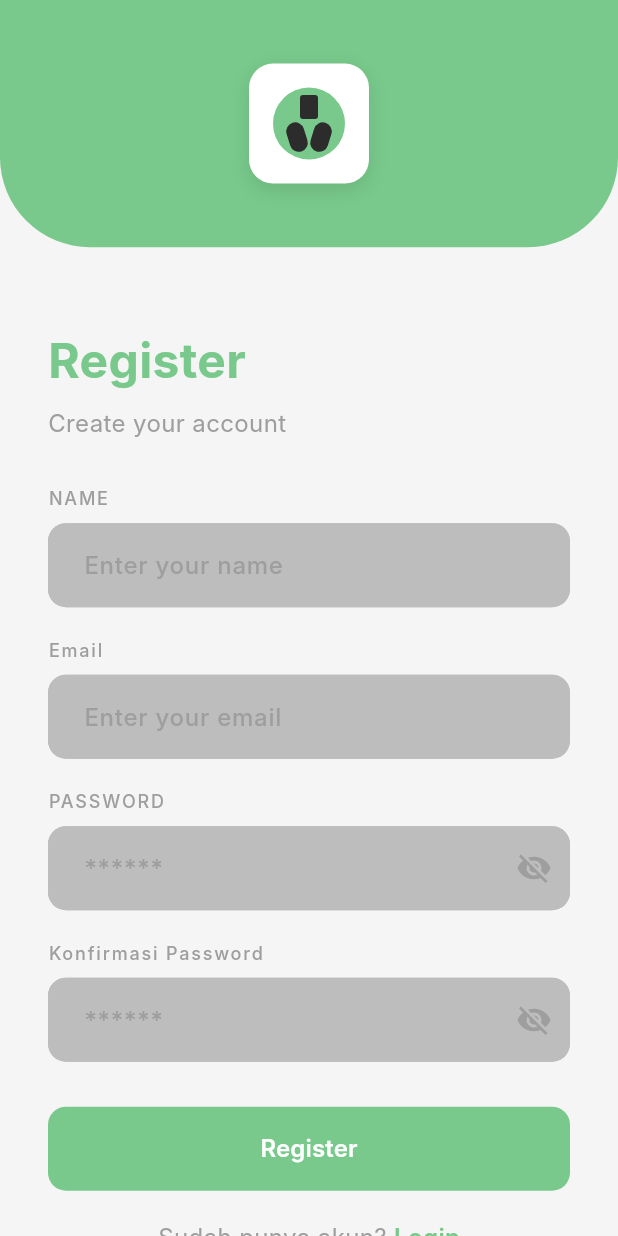
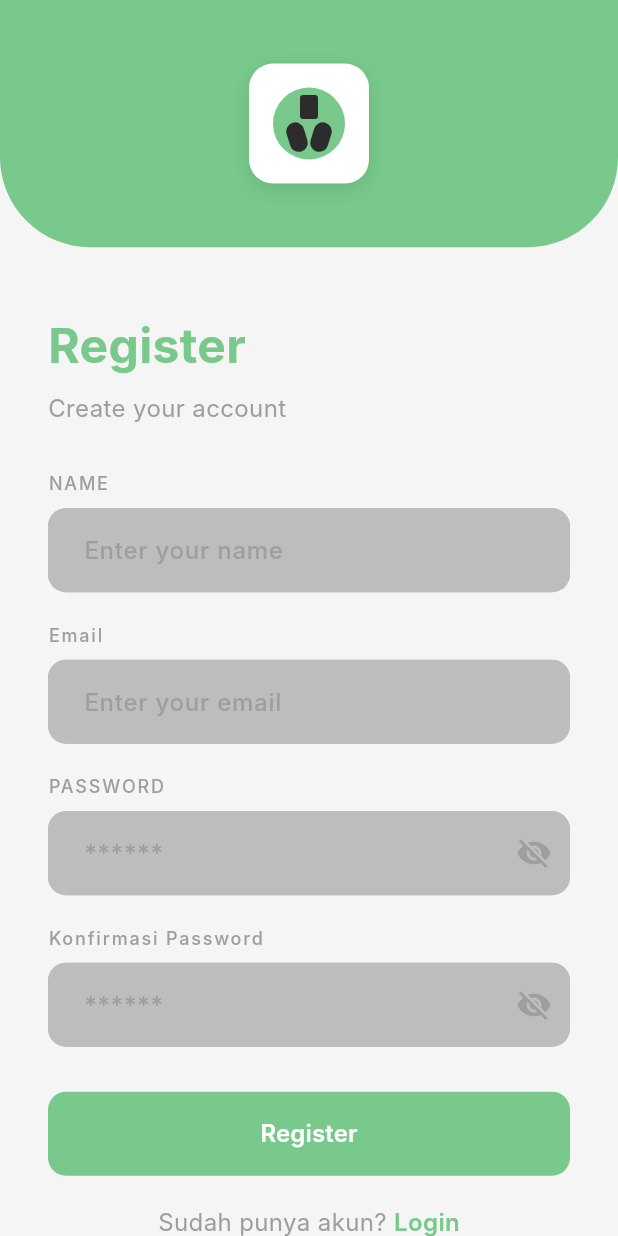
Before and after one commit to MiawMio/Gttrash, a Flutter app: the RegisterScreen screen opened directly, on a phone screen of 412 x 824 dp. Run offline on Flutter 3.47's test engine with Material 3 defaults, Android fonts, the phone set to English and light mode, and no system bars; our stand-ins replace firebase_auth, firebase_core; accounts and stored records are empty; Roboto replaces fonts that are missing (Inter).

Commit message:
perbaikan login dan register

```diff
--- a/trash_app/lib/screens/register_screen.dart
+++ b/trash_app/lib/screens/register_screen.dart
@@ -1,4 +1,3 @@
-
 import 'package:flutter/material.dart';
 import '../constants/app_colors.dart';
 import '../constants/app_strings.dart';
@@ -8,7 +7,7 @@ import '../widgets/custom_button.dart';
 import '../services/auth_service.dart';
 import '../utils/validators.dart';
 import 'home_screen.dart';
-import 'login_screen.dart';
+import 'login_screen.dart'; // Pastikan ini mengarah ke LoginScreen yang benar
 
 class RegisterScreen extends StatefulWidget {
   const RegisterScreen({super.key});
@@ -87,6 +86,7 @@ class _RegisterScreenState extends State<RegisterScreen> {
   Widget build(BuildContext context) {
     return Scaffold(
       backgroundColor: AppColors.backgroundColor,
+      resizeToAvoidBottomInset: true, // Pastikan ini true untuk penyesuaian keyboard
       body: SafeArea(
         child: Form(
           key: _formKey,
@@ -94,7 +94,7 @@ class _RegisterScreenState extends State<RegisterScreen> {
             children: [
               // Top section with green background and logo
               Expanded(
-                flex: 1,
+                flex: 1, // Mengurangi flex menjadi 1 (dari 1) untuk memberikan lebih banyak ruang ke bawah
                 child: Container(
                   width: double.infinity,
                   decoration: const BoxDecoration(
@@ -112,13 +112,13 @@ class _RegisterScreenState extends State<RegisterScreen> {
 
               // Bottom section with register form
               Expanded(
-                flex: 4,
+                flex: 4, // Meningkatkan flex menjadi 4 (dari 4) untuk memberikan lebih banyak ruang
                 child: SingleChildScrollView(
                   padding: const EdgeInsets.all(32),
                   child: Column(
                     crossAxisAlignment: CrossAxisAlignment.start,
                     children: [
-                      const SizedBox(height: 20),
+                      const SizedBox(height: 10), // Mengurangi tinggi SizedBox sebelum judul
 
                       // Register title
                       const Text(
@@ -257,6 +257,7 @@ class _RegisterScreenState extends State<RegisterScreen> {
                           ],
                         ),
                       ),
+                      const SizedBox(height: 20), // Tambahkan ruang di bagian bawah
                     ],
                   ),
                 ),
```
Also changed, not shown: trash_app/lib/screens/login_screen.dart (+13 -9 lines).
